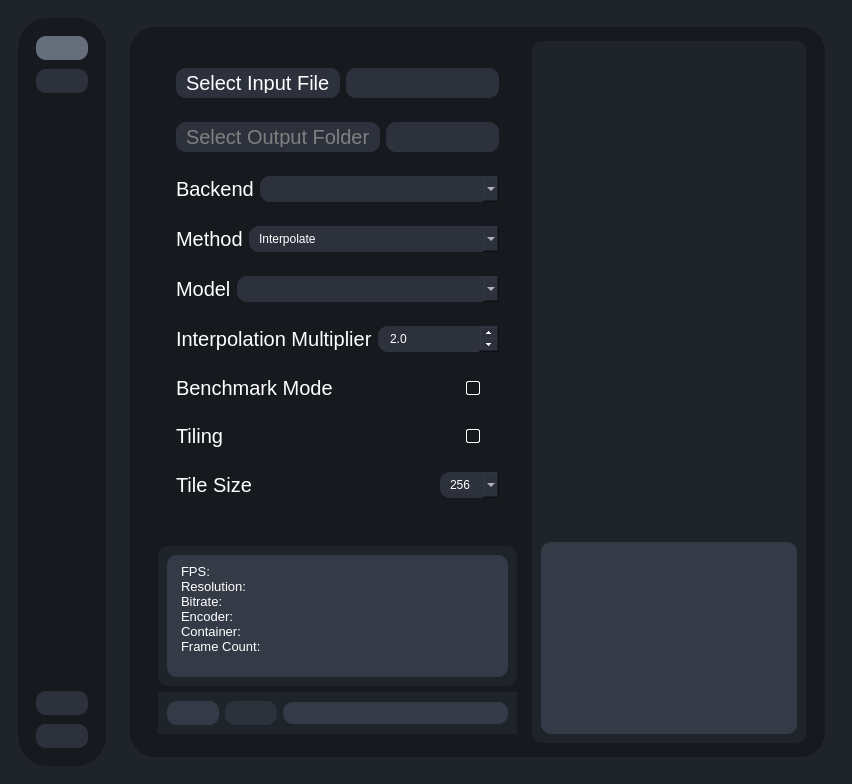
Qt form testRVEInterface.ui (TNTwise/Rife-ESRGAN-App-Linux-QT) before a commit.
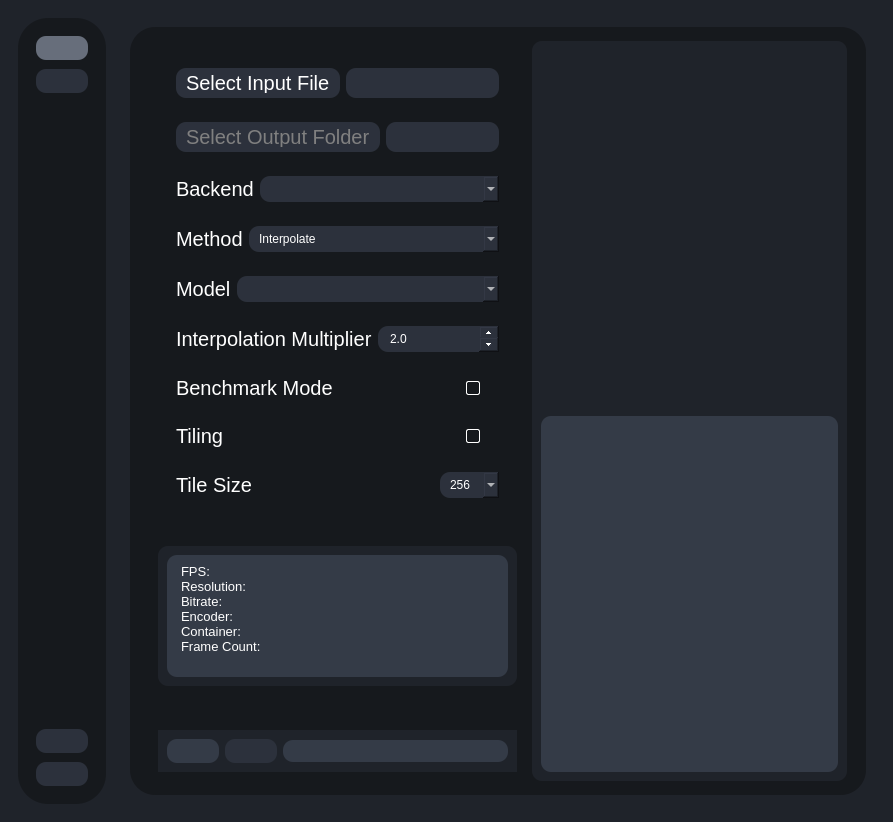
The same form after that commit. The open tabs and pages were chosen to show the change. Icons and pictures are not drawn.

Commit message: fix upscaling trt

What changed in the file:
```diff
--- a/testRVEInterface.ui
+++ b/testRVEInterface.ui
@@ -2,6 +2,14 @@
 <ui version="4.0">
  <class>MainWindow</class>
  <widget class="QMainWindow" name="MainWindow">
+  <property name="geometry">
+   <rect>
+    <x>0</x>
+    <y>0</y>
+    <width>893</width>
+    <height>822</height>
+   </rect>
+  </property>
   <property name="windowTitle">
    <string>MainWindow</string>
   </property>
@@ -1179,7 +1187,7 @@
                     <item>
                      <widget class="QTextEdit" name="renderOutput">
                       <property name="sizePolicy">
-                       <sizepolicy hsizetype="MinimumExpanding" vsizetype="Preferred">
+                       <sizepolicy hsizetype="MinimumExpanding" vsizetype="Expanding">
                         <horstretch>0</horstretch>
                         <verstretch>0</verstretch>
                        </sizepolicy>
```
Left out of the diff: 2 changed lines with no effect on the pictures. The commit also changes 1 other file.
